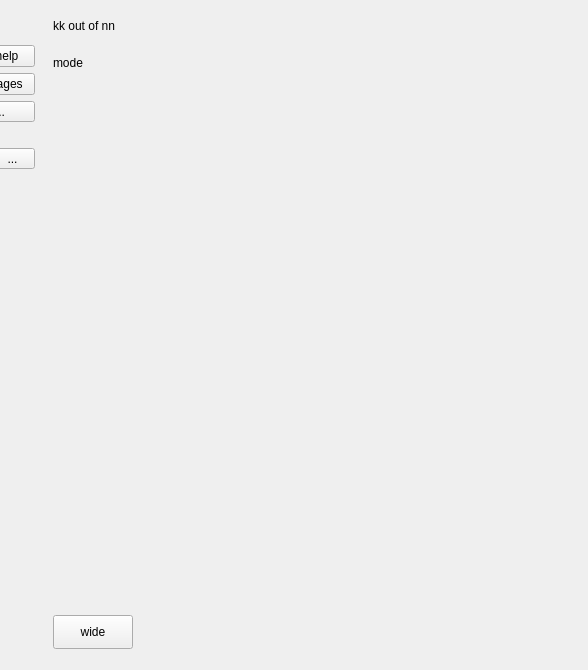
Qt form plom/client/ui_files/annotator.ui (plomgrading/plom) before a commit; both pictures show x 274 to 862 and y 0 to 670 of the 862 by 670 pixel window.
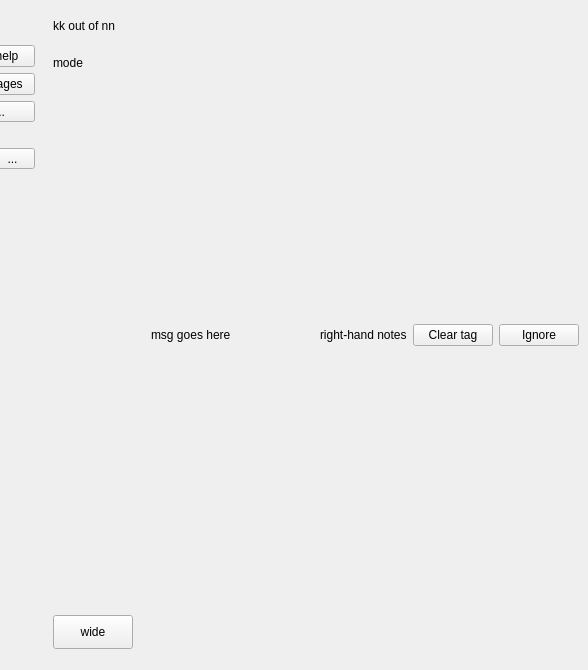
The same form after that commit.

Commit message: Annotator: add a top bar for notifications

```diff
--- a/plom/client/ui_files/annotator.ui
+++ b/plom/client/ui_files/annotator.ui
@@ -686,7 +686,10 @@
      <property name="frameShape">
       <enum>QFrame::Shape::NoFrame</enum>
      </property>
-     <layout class="QGridLayout" name="pageFrameGrid">
+     <layout class="QVBoxLayout" name="pageFrameLayout">
+      <property name="spacing">
+       <number>0</number>
+      </property>
       <property name="leftMargin">
        <number>0</number>
       </property>
@@ -699,6 +702,53 @@
       <property name="bottomMargin">
        <number>0</number>
       </property>
+      <item>
+       <widget class="QFrame" name="attnFrame">
+        <layout class="QHBoxLayout" name="attnFrameLayout">
+         <item>
+          <widget class="QLabel" name="attnLeftLabel">
+           <property name="text">
+            <string>msg goes here</string>
+           </property>
+          </widget>
+         </item>
+         <item>
+          <spacer name="horizontalSpacer">
+           <property name="orientation">
+            <enum>Qt::Orientation::Horizontal</enum>
+           </property>
+           <property name="sizeHint" stdset="0">
+            <size>
+             <width>40</width>
+             <height>20</height>
+            </size>
+           </property>
+          </spacer>
+         </item>
+         <item>
+          <widget class="QLabel" name="attnRightLabel">
+           <property name="text">
+            <string>right-hand notes</string>
+           </property>
+          </widget>
+         </item>
+         <item>
+          <widget class="QPushButton" name="attnClearButton">
+           <property name="text">
+            <string>Clear tag</string>
+           </property>
+          </widget>
+         </item>
+         <item>
+          <widget class="QPushButton" name="attnIgnoreButton">
+           <property name="text">
+            <string>Ignore</string>
+           </property>
+          </widget>
+         </item>
+        </layout>
+       </widget>
+      </item>
      </layout>
     </widget>
    </item>
```
Left out of the diff: 3 changed lines with no effect on the pictures. The commit also changes 1 other file.
